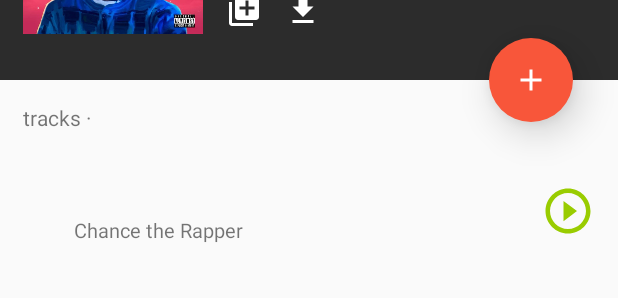
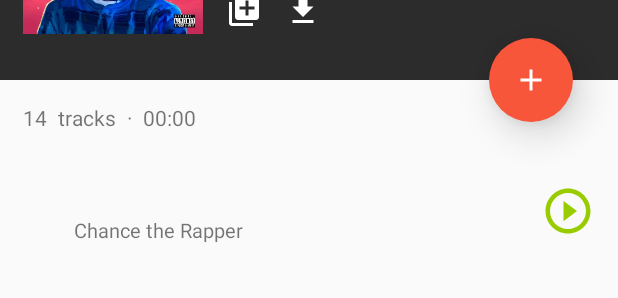
Before and after one commit to foreknowledge/music-playlist, an Android app: the layout controller_playlist.xml on its own in the app's theme, with its tools: preview values and no code run, on a phone screen of 412 x 824 dp. Shown: the part 251-549 px from the top of the screen. Run offline under Robolectric (Android 15) with nearby library versions, the phone set to English and light mode, and no system bars.

Commit message:
refactor: PlayList 레이아웃 조정 및 String 리소스 분류

```diff
--- a/app/src/main/res/layout/controller_playlist.xml
+++ b/app/src/main/res/layout/controller_playlist.xml
@@ -24,7 +24,7 @@
             app:layout_constraintTop_toTopOf="parent"
             app:layout_constraintEnd_toEndOf="parent"
             app:layout_constraintBottom_toTopOf="@id/imageAlbum"
-            android:contentDescription="@string/more_vert_icon" />
+            android:contentDescription="@string/desc_more_vert_icon" />
 
         <ImageView
             android:id="@+id/imageAlbum"
@@ -37,7 +37,7 @@
             app:layout_constraintTop_toBottomOf="@id/btnEdit"
             app:layout_constraintBottom_toBottomOf="parent"
             app:layout_constraintDimensionRatio="1:1"
-            android:contentDescription="@string/album_image" />
+            android:contentDescription="@string/desc_album_image" />
 
         <TextView
             android:id="@+id/albumName"
@@ -67,7 +67,7 @@
             android:layout_width="wrap_content"
             android:layout_height="wrap_content"
             android:background="@android:color/transparent"
-            android:contentDescription="@string/add_image_icon"
+            android:contentDescription="@string/desc_add_image_icon"
             android:src="@drawable/ic_add_to_photos"
             app:layout_constraintBottom_toBottomOf="@id/imageAlbum"
             app:layout_constraintStart_toStartOf="@id/albumName"
@@ -79,7 +79,7 @@
             android:layout_height="wrap_content"
             android:layout_marginStart="@dimen/normal_margin_size"
             android:background="@android:color/transparent"
-            android:contentDescription="@string/download_icon"
+            android:contentDescription="@string/desc_download_icon"
             android:src="@drawable/ic_download"
             app:layout_constraintStart_toEndOf="@id/btnPlus"
             app:layout_constraintTop_toTopOf="@id/btnPlus"
@@ -87,21 +87,48 @@
 
     </androidx.constraintlayout.widget.ConstraintLayout>
 
-    <TextView
-        android:id="@+id/textTracks"
-        android:layout_width="wrap_content"
+    <LinearLayout
+        android:id="@+id/trackStatistics"
+        android:layout_width="0dp"
         android:layout_height="wrap_content"
         android:layout_margin="@dimen/normal_margin_size"
-        android:text="@string/str_tracks"
+        android:orientation="horizontal"
         app:layout_constraintStart_toStartOf="parent"
         app:layout_constraintTop_toBottomOf="@id/albumOverview"
-        app:layout_constraintBottom_toTopOf="@+id/trackList"/>
+        app:layout_constraintBottom_toTopOf="@+id/trackList" >
+
+        <TextView
+            android:id="@+id/textTotalTrackNum"
+            android:layout_width="wrap_content"
+            android:layout_height="wrap_content"
+            android:text="@string/str_14"/>
+
+        <TextView
+            android:layout_width="wrap_content"
+            android:layout_height="wrap_content"
+            android:layout_marginStart="7dp"
+            android:text="@string/str_tracks"/>
+
+        <TextView
+            android:layout_width="wrap_content"
+            android:layout_height="wrap_content"
+            android:layout_marginStart="7dp"
+            android:text="@string/str_dot"/>
+
+        <TextView
+            android:id="@+id/textTotalPlayTime"
+            android:layout_width="wrap_content"
+            android:layout_height="wrap_content"
+            android:layout_marginStart="7dp"
+            android:text="@string/str_00_00"/>
+
+    </LinearLayout>
 
     <androidx.recyclerview.widget.RecyclerView
         android:id="@+id/trackList"
         android:layout_width="0dp"
         android:layout_height="0dp"
-        app:layout_constraintTop_toBottomOf="@id/textTracks"
+        app:layout_constraintTop_toBottomOf="@id/trackStatistics"
         app:layout_constraintStart_toStartOf="parent"
         app:layout_constraintEnd_toEndOf="parent"
         app:layout_constraintBottom_toBottomOf="parent"
--- a/app/src/main/res/layout/controller_track.xml
+++ b/app/src/main/res/layout/controller_track.xml
@@ -18,7 +18,7 @@
             android:src="@drawable/ic_arrow_back"
             android:tint="@android:color/black"
             android:background="@android:color/transparent"
-            android:contentDescription="@string/down_arrow_icon"
+            android:contentDescription="@string/desc_down_arrow_icon"
             app:layout_constraintTop_toTopOf="parent"
             app:layout_constraintStart_toStartOf="parent"/>
 
@@ -86,7 +86,7 @@
             android:layout_marginTop="@dimen/normal_margin_size"
             android:paddingStart="5dp"
             android:paddingEnd="5dp"
-            android:text="@string/text_lyrics"
+            android:text="@string/str_lyrics"
             android:textColor="@android:color/black"
             android:textSize="18sp"
             android:textStyle="bold"
@@ -113,7 +113,7 @@
             android:layout_marginTop="@dimen/normal_margin_size"
             android:paddingStart="5dp"
             android:paddingEnd="5dp"
-            android:text="@string/text_introduction"
+            android:text="@string/str_introduction"
             android:textColor="@android:color/black"
             android:textSize="18sp"
             android:textStyle="bold"
--- a/app/src/main/res/layout/item_track.xml
+++ b/app/src/main/res/layout/item_track.xml
@@ -49,7 +49,7 @@
         app:layout_constraintBottom_toBottomOf="parent"/>
 
     <TextView
-        android:id="@+id/duration"
+        android:id="@+id/playTime"
         android:layout_width="wrap_content"
         android:layout_height="wrap_content"
         android:layout_marginStart="10dp"
@@ -69,6 +69,6 @@
         app:layout_constraintTop_toTopOf="parent"
         app:layout_constraintBottom_toBottomOf="parent"
         app:layout_constraintEnd_toEndOf="parent"
-        android:contentDescription="@string/more_vert_icon"/>
+        android:contentDescription="@string/desc_more_vert_icon"/>
 
 </androidx.constraintlayout.widget.ConstraintLayout>
--- a/app/src/main/res/values/strings.xml
+++ b/app/src/main/res/values/strings.xml
@@ -1,37 +1,43 @@
 <resources>
     <string name="app_name">MyPlaylist</string>
-    <string name="back_arrow_icon">back arrow icon</string>
-    <string name="more_vert_icon">more vert icon</string>
-    <string name="album_image">album_image</string>
-    <string name="search_icon">search icon</string>
+
+    <string name="desc_back_arrow_icon">back arrow icon</string>
+    <string name="desc_more_vert_icon">more vert icon</string>
+    <string name="desc_album_image">album_image</string>
+    <string name="desc_search_icon">search icon</string>
+    <string name="desc_add_image_icon">add image icon</string>
+    <string name="desc_download_icon">download icon</string>
+    <string name="desc_pause_icon">pause icon</string>
+    <string name="desc_down_arrow_icon">down arrow icon</string>
+    <string name="desc_repeat_icon">repeat icon</string>
+    <string name="desc_playlist_icon">playlist icon</string>
+    <string name="desc_shuffle_icon">shuffle icon</string>
+    <string name="desc_skip_previous_icon">skip previous icon</string>
+    <string name="desc_skip_next_icon">skip next icon</string>
+
     <string name="str_coloring_book">Coloring Book</string>
     <string name="str_chance_the_rapper">Chance the Rapper</string>
     <string name="str_chance_the_rapper_2016">Chance the Rapper · 2016</string>
-    <string name="add_image_icon">add image icon</string>
-    <string name="download_icon">download icon</string>
-    <string name="str_tracks">tracks · </string>
-    <string name="pause_icon">pause icon</string>
+    <string name="str_tracks">tracks</string>
+    <string name="str_dot">·</string>
+    <string name="str_14">14</string>
+    <string name="str_00_00">00:00</string>
     <string name="str_music_title">No Problem (feat. Lil Wayne and 2 Chainz)</string>
-    <string name="down_arrow_icon">down arrow icon</string>
-    <string name="repeat_icon">repeat icon</string>
-    <string name="playlist_icon">playlist icon</string>
     <string name="str_next_track">Next Track</string>
-    <string name="shuffle_icon">shuffle icon</string>
     <string name="str_blessings">Blessings</string>
     <string name="str_chance_the_rapper_coloring_book">Chance the Rapper - Coloring Book</string>
     <string name="str_03_44">03:44</string>
     <string name="str_01_21">01:21</string>
-    <string name="skip_previous_icon">skip previous icon</string>
-    <string name="skip_next_icon">skip next icon</string>
+    <string name="str_lyrics">가사</string>
+    <string name="str_introduction">곡 소개</string>
+    <string name="str_save">save</string>
+    <string name="str_delete">delete</string>
+
     <string name="hint_title">곡 제목</string>
     <string name="hint_artist">아티스트</string>
     <string name="hint_mm_ss">mm:ss</string>
     <string name="hint_lyrics">가사를 입력해 주세요.</string>
     <string name="hint_introduction">자유롭게 곡에 대한 소개를 남겨 주세요.</string>
-    <string name="text_lyrics">가사</string>
-    <string name="text_introduction">곡 소개</string>
-    <string name="str_save">save</string>
-    <string name="str_delete">delete</string>
 
     <string-array name="tracks">
         <item>All We Got (feat. Kanye West &amp; Chicago Children\'s Choir)|03:23</item>
```
Also changed, not shown: app/src/main/res/layout/controller_player.xml (+7 -7 lines).
